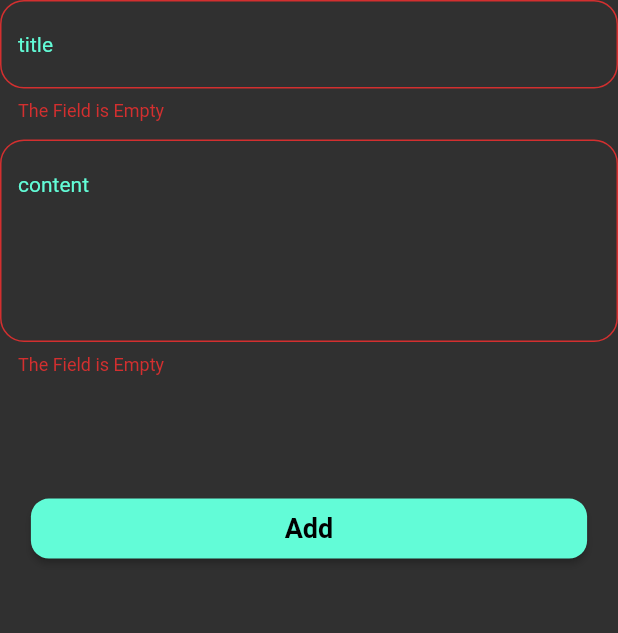
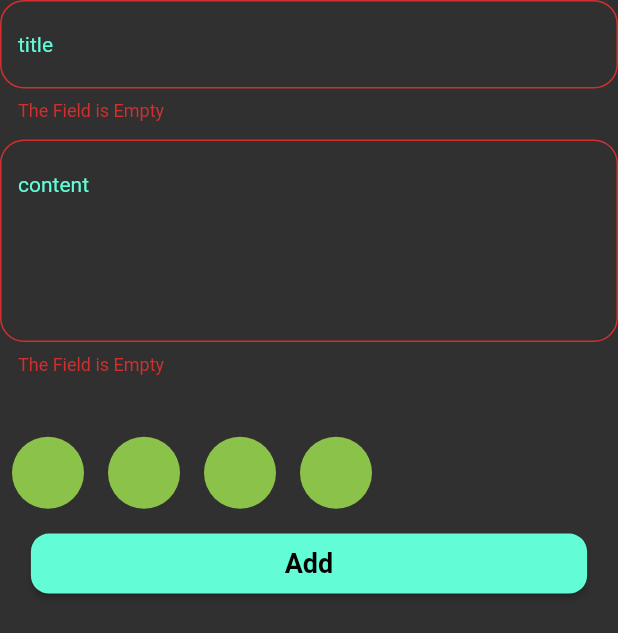
Before and after one commit to hosamff2001/noteapp, a Flutter app: the AddNoteForm widget shown alone on an empty page, opened directly, after a tap on "Add", on a phone screen of 412 x 824 dp. Shown: the top 633 px of the screen. Run offline on Flutter 3.47's test engine with Material 2 defaults, Android fonts, the phone set to English and light mode, and no system bars; our stand-ins replace bloc, flutter_bloc, get_it, go_router, hive, hive_flutter; accounts and stored records are empty.

Commit message:
some ui for bottom sheet

```diff
--- a/lib/core/widgets/custom_note_form.dart
+++ b/lib/core/widgets/custom_note_form.dart
@@ -47,7 +47,11 @@ class _AddNoteFormState extends State<AddNoteForm> {
             maxline: 5,
           ),
           SizedBox(
-            height: MediaQuery.sizeOf(context).height * 0.1,
+            height: MediaQuery.sizeOf(context).height * 0.05,
+          ),
+          const ListViewColors(),
+          SizedBox(
+            height: MediaQuery.sizeOf(context).height * 0.02,
           ),
           CustomButton(
             onPressed: () {
@@ -56,7 +60,7 @@ class _AddNoteFormState extends State<AddNoteForm> {
                 NoteModel note = NoteModel(
                     color: Colors.blue.value,
                     title: title!,
-                    substitle: subtitle!,
+                    subtitle: subtitle!,
                     date: DateTime.now().toString().split(" ")[0]);
                 BlocProvider.of<AddNoteCubit>(context).addnote(note);
               } else {
@@ -73,3 +77,33 @@ class _AddNoteFormState extends State<AddNoteForm> {
     );
   }
 }
+
+class ColorItem extends StatelessWidget {
+  const ColorItem({super.key});
+
+  @override
+  Widget build(BuildContext context) {
+    return const Padding(
+      padding: EdgeInsets.symmetric(horizontal: 8.0),
+      child: CircleAvatar(
+        backgroundColor: Colors.lightGreen,
+        radius: 24,
+      ),
+    );
+  }
+}
+
+class ListViewColors extends StatelessWidget {
+  const ListViewColors({super.key});
+
+  @override
+  Widget build(BuildContext context) {
+    return SizedBox(
+        height: 48,
+        child: ListView.builder(
+          scrollDirection: Axis.horizontal,
+          itemCount: 4,
+          itemBuilder: (context, index) => const ColorItem(),
+        ));
+  }
+}
```
